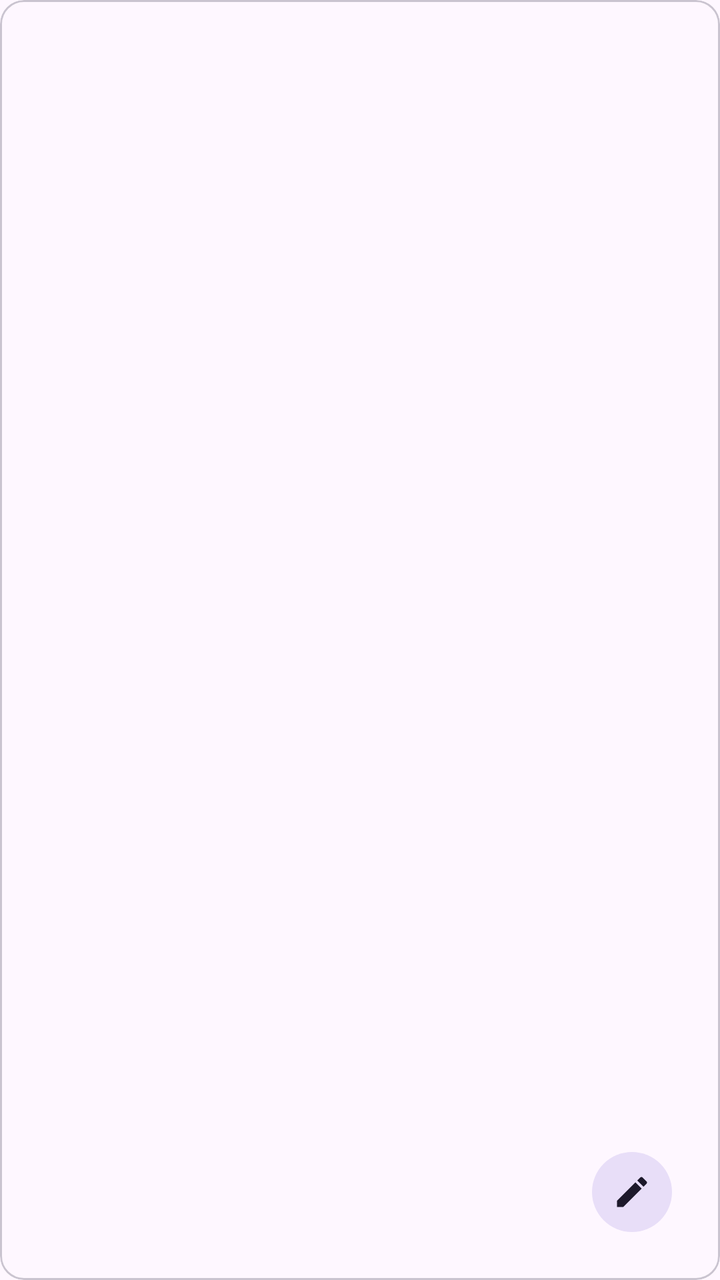
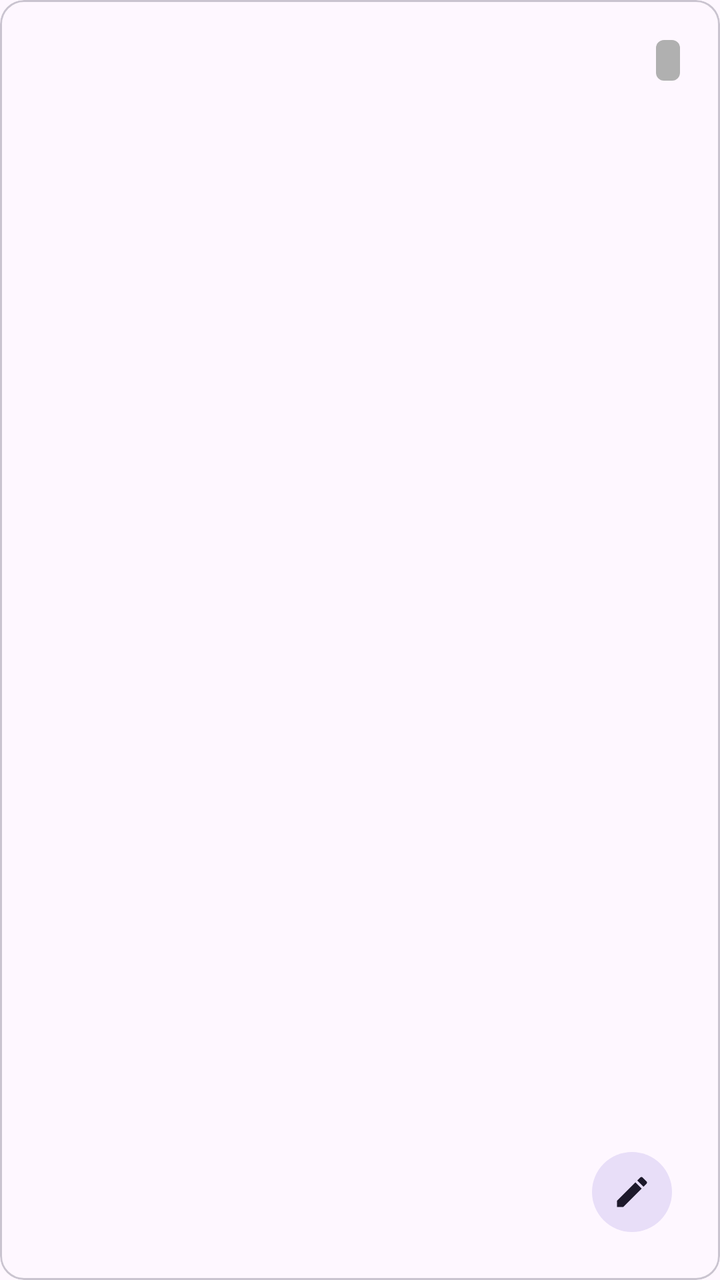

The first picture is an Android layout as it rendered before a commit; the second is the same layout after the commit. The layout source and the unified diff follow.
<!-- AndroidManifest.xml: application theme Theme.HomeHelper -->
<!-- res/layout/sensor_node.xml -->
<?xml version="1.0" encoding="utf-8"?>
<com.google.android.material.card.MaterialCardView xmlns:android="http://schemas.android.com/apk/res/android"
    android:layout_width="match_parent"
    android:layout_height="wrap_content"
    xmlns:app="http://schemas.android.com/apk/res-auto">

    <androidx.constraintlayout.widget.ConstraintLayout
        android:layout_width="match_parent"
        android:layout_height="match_parent"
        android:orientation="vertical"
        android:padding="16dp">

        <TextView android:id="@+id/roomText"
            android:layout_width="0dp" android:layout_height="wrap_content"
            android:textSize="28sp" android:textStyle="bold"
            app:layout_constraintTop_toTopOf="parent"
            app:layout_constraintStart_toStartOf="parent"
            app:layout_constraintEnd_toEndOf="parent"/>
        <TextView android:id="@+id/temperatureText"
            android:layout_width="0dp" android:layout_height="wrap_content"
            android:textSize="22sp" android:layout_marginTop="8dp"
            app:layout_constraintTop_toBottomOf="@id/roomText"
            app:layout_constraintStart_toStartOf="parent"
            app:layout_constraintEnd_toEndOf="parent"/>
        <TextView android:id="@+id/humidityText"
            android:layout_width="0dp" android:layout_height="wrap_content"
            android:textSize="22sp" android:layout_marginTop="8dp"
            app:layout_constraintTop_toBottomOf="@id/temperatureText"
            app:layout_constraintStart_toStartOf="parent"
            app:layout_constraintEnd_toEndOf="parent"/>
        <TextView android:id="@+id/motionText"
            android:layout_width="0dp" android:layout_height="wrap_content"
            android:textSize="22sp" android:layout_marginTop="8dp"
            app:layout_constraintTop_toBottomOf="@id/humidityText"
            app:layout_constraintStart_toStartOf="parent"
            app:layout_constraintEnd_toEndOf="parent"/>
        
        <com.google.android.material.button.MaterialButton
            android:id="@+id/edit"
            android:layout_width="wrap_content"
            android:layout_height="wrap_content"
            android:layout_margin="4dp"
            style="@style/Widget.Material3.Button.IconButton.Filled.Tonal"
            app:icon="@drawable/ic_edit"
            app:layout_constraintBottom_toBottomOf="parent"
            app:layout_constraintEnd_toEndOf="parent"/>

    </androidx.constraintlayout.widget.ConstraintLayout>

</com.google.android.material.card.MaterialCardView>
<!-- resources referenced by this layout -->
<resources>
  <!-- drawable ic_edit (drawable) -->
  <vector xmlns:android="http://schemas.android.com/apk/res/android" android:height="24dp" android:tint="#000000" android:viewportHeight="24" android:viewportWidth="24" android:width="24dp">
        
      <path android:fillColor="@android:color/white" android:pathData="M3,17.25V21h3.75L17.81,9.94l-3.75,-3.75L3,17.25zM20.71,7.04c0.39,-0.39 0.39,-1.02 0,-1.41l-2.34,-2.34c-0.39,-0.39 -1.02,-0.39 -1.41,0l-1.83,1.83 3.75,3.75 1.83,-1.83z"/>
      
  </vector>
  <style name="Theme.HomeHelper" parent="Base.Theme.HomeHelper" />
  <style name="Base.Theme.HomeHelper" parent="Theme.Material3.DayNight.NoActionBar">
          
          
      </style>
</resources>

<!-- the commit's change to res/layout/sensor_node.xml (unified diff, before → after) -->
@@ -10,12 +10,26 @@
         android:orientation="vertical"
         android:padding="16dp">
 
+        <TextView
+            android:id="@+id/statusBadge"
+            android:layout_width="wrap_content"
+            android:layout_height="wrap_content"
+            android:text=""
+            android:textSize="12sp"
+            android:paddingHorizontal="6dp"
+            android:paddingVertical="2dp"
+            android:background="@drawable/badge_background_grey"
+            android:textColor="@color/white"
+            android:layout_margin="4dp"
+            app:layout_constraintTop_toTopOf="parent"
+            app:layout_constraintEnd_toEndOf="parent"/>
+
         <TextView android:id="@+id/roomText"
             android:layout_width="0dp" android:layout_height="wrap_content"
             android:textSize="28sp" android:textStyle="bold"
             app:layout_constraintTop_toTopOf="parent"
             app:layout_constraintStart_toStartOf="parent"
-            app:layout_constraintEnd_toEndOf="parent"/>
+            app:layout_constraintEnd_toStartOf="@id/statusBadge"/>
         <TextView android:id="@+id/temperatureText"
             android:layout_width="0dp" android:layout_height="wrap_content"
             android:textSize="22sp" android:layout_marginTop="8dp"
<!-- resource entries referenced after the edit -->
@@ -1,5 +1,12 @@
 <!-- resources referenced by this layout -->
 <resources>
+  <color name="white">#FFFFFFFF</color>
+  <!-- drawable badge_background_grey (drawable) -->
+  <?xml version="1.0" encoding="utf-8"?>
+  <shape xmlns:android="http://schemas.android.com/apk/res/android" android:shape="rectangle">
+      <corners android:radius="4dp"/>
+      <solid android:color="#B0B0B0"/>
+  </shape>
   <!-- drawable ic_edit (drawable) -->
   <vector xmlns:android="http://schemas.android.com/apk/res/android" android:height="24dp" android:tint="#000000" android:viewportHeight="24" android:viewportWidth="24" android:width="24dp">
         
